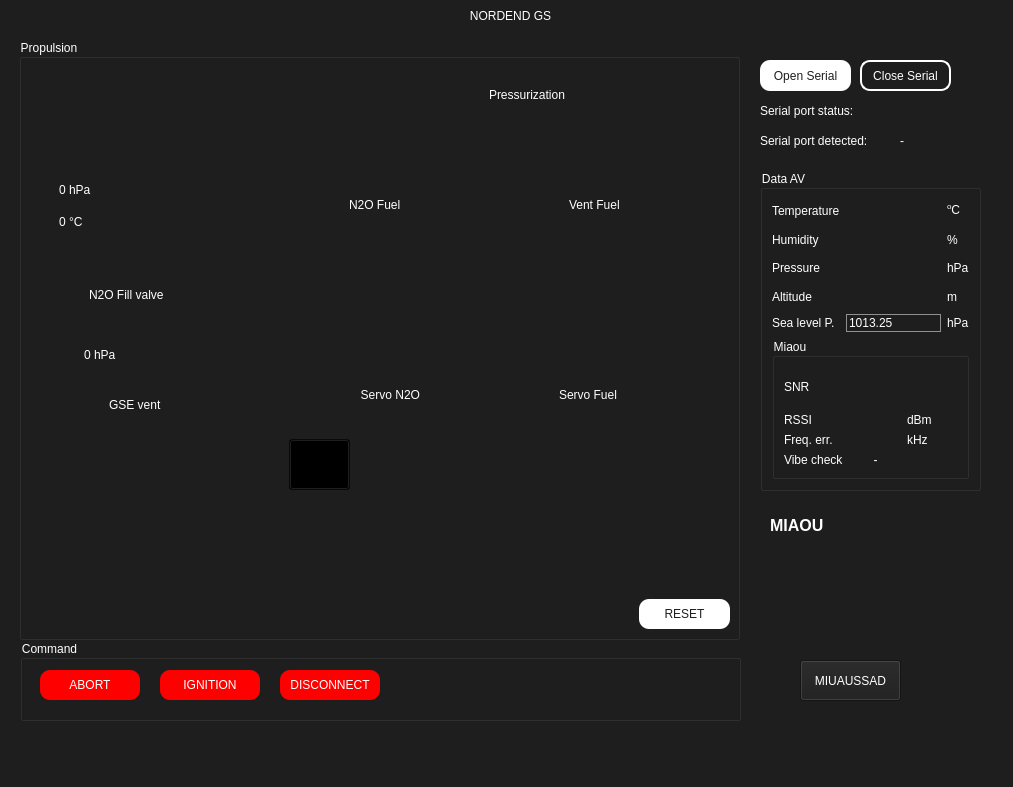
The window that UI/GS2023.ui (MorgesHAB/ERT2023GS) describes before a commit, drawn with Qt 5.
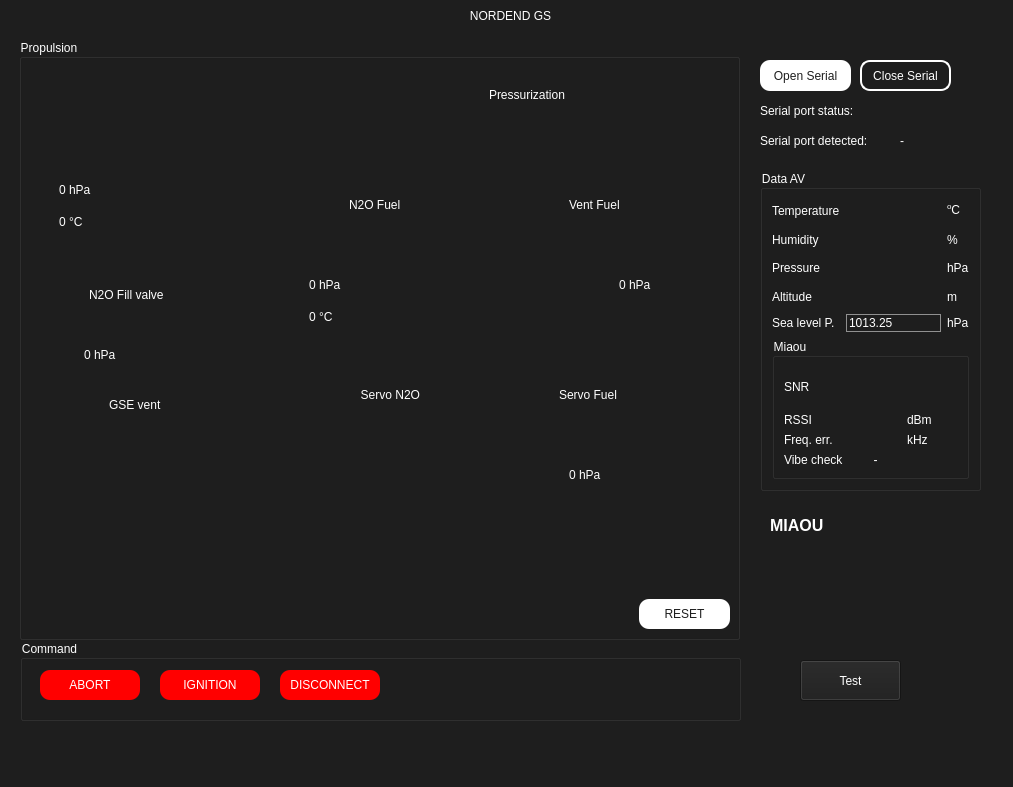
The same window after the commit. Icons and pictures are not drawn.

What changed in the file:
```diff
--- a/UI/GS2023.ui
+++ b/UI/GS2023.ui
@@ -461,36 +461,6 @@
       <string>RESET</string>
      </property>
     </widget>
-    <widget class="QPushButton" name="valve_test">
-     <property name="enabled">
-      <bool>true</bool>
-     </property>
-     <property name="geometry">
-      <rect>
-       <x>270</x>
-       <y>400</y>
-       <width>61</width>
-       <height>51</height>
-      </rect>
-     </property>
-     <property name="styleSheet">
-      <string notr="true">QPushButton {
-	background-color: rgba(0, 0, 0, 100);
-	qproperty-icon: url(:/assets/GS_valve_V2_CloseH.svg);
-   qproperty-iconSize: 50px;
-}
-QPushButton:hover {
-	background-color: rgba(0, 0, 0, 50); 
-}
-</string>
-     </property>
-     <property name="text">
-      <string/>
-     </property>
-     <property name="flat">
-      <bool>false</bool>
-     </property>
-    </widget>
     <widget class="QPushButton" name="GSE_fill">
      <property name="geometry">
       <rect>
@@ -632,7 +602,7 @@
     <widget class="QPushButton" name="GSE_vent_2">
      <property name="geometry">
       <rect>
-       <x>397</x>
+       <x>396</x>
        <y>330</y>
        <width>61</width>
        <height>51</height>
@@ -902,6 +872,78 @@
       <string>0 hPa</string>
      </property>
     </widget>
+    <widget class="QLabel" name="chamber_pressure">
+     <property name="geometry">
+      <rect>
+       <x>550</x>
+       <y>420</y>
+       <width>61</width>
+       <height>31</height>
+      </rect>
+     </property>
+     <property name="styleSheet">
+      <string notr="true">background: transparent;
+font: 9pt &quot;Verdana&quot;;
+</string>
+     </property>
+     <property name="text">
+      <string>0 hPa</string>
+     </property>
+    </widget>
+    <widget class="QLabel" name="fuel_pressure">
+     <property name="geometry">
+      <rect>
+       <x>600</x>
+       <y>230</y>
+       <width>61</width>
+       <height>31</height>
+      </rect>
+     </property>
+     <property name="styleSheet">
+      <string notr="true">background: transparent;
+font: 9pt &quot;Verdana&quot;;
+</string>
+     </property>
+     <property name="text">
+      <string>0 hPa</string>
+     </property>
+    </widget>
+    <widget class="QLabel" name="N2O_pressure">
+     <property name="geometry">
+      <rect>
+       <x>290</x>
+       <y>230</y>
+       <width>61</width>
+       <height>31</height>
+      </rect>
+     </property>
+     <property name="styleSheet">
+      <string notr="true">background: transparent;
+font: 9pt &quot;Verdana&quot;;
+</string>
+     </property>
+     <property name="text">
+      <string>0 hPa</string>
+     </property>
+    </widget>
+    <widget class="QLabel" name="N2O_temp">
+     <property name="geometry">
+      <rect>
+       <x>290</x>
+       <y>262</y>
+       <width>61</width>
+       <height>31</height>
+      </rect>
+     </property>
+     <property name="styleSheet">
+      <string notr="true">background: transparent;
+font: 9pt &quot;Verdana&quot;;
+</string>
+     </property>
+     <property name="text">
+      <string>0 °C</string>
+     </property>
+    </widget>
     <zorder>prop_diagram</zorder>
     <zorder>label</zorder>
     <zorder>reset_valves</zorder>
@@ -1153,7 +1195,7 @@
 }</string>
     </property>
     <property name="text">
-     <string>MIUAUSSAD</string>
+     <string>Test</string>
     </property>
     <property name="flat">
      <bool>false</bool>
```
Left out of the diff: 29 changed lines with no effect on the pictures.
